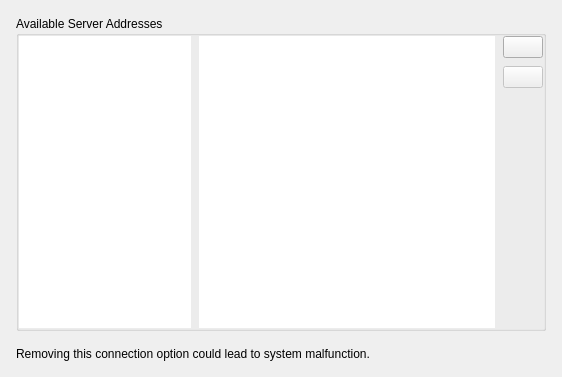
Above: client/src/ui/widgets/routing_management_widget.ui from networkoptix/nx_open before the change. Below: the same form after it.
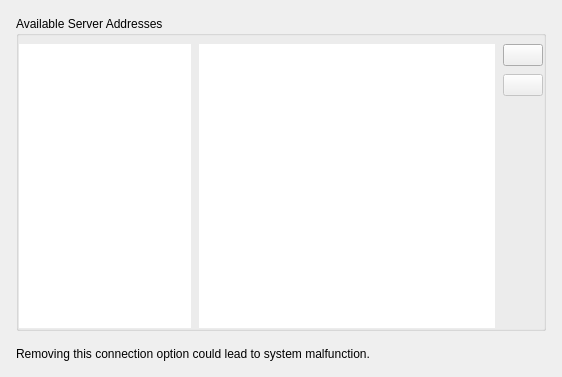
That is the form after the change. Icons and pictures are not drawn.

Commit message:
Adjust administration dialog.
<==== Mercurial data ====>
Branch: new_style

```diff
--- a/client/src/ui/widgets/routing_management_widget.ui
+++ b/client/src/ui/widgets/routing_management_widget.ui
@@ -42,7 +42,7 @@
        <number>0</number>
       </property>
       <property name="topMargin">
-       <number>0</number>
+       <number>8</number>
       </property>
       <property name="rightMargin">
        <number>0</number>
```
The commit also changes 3 other files.
